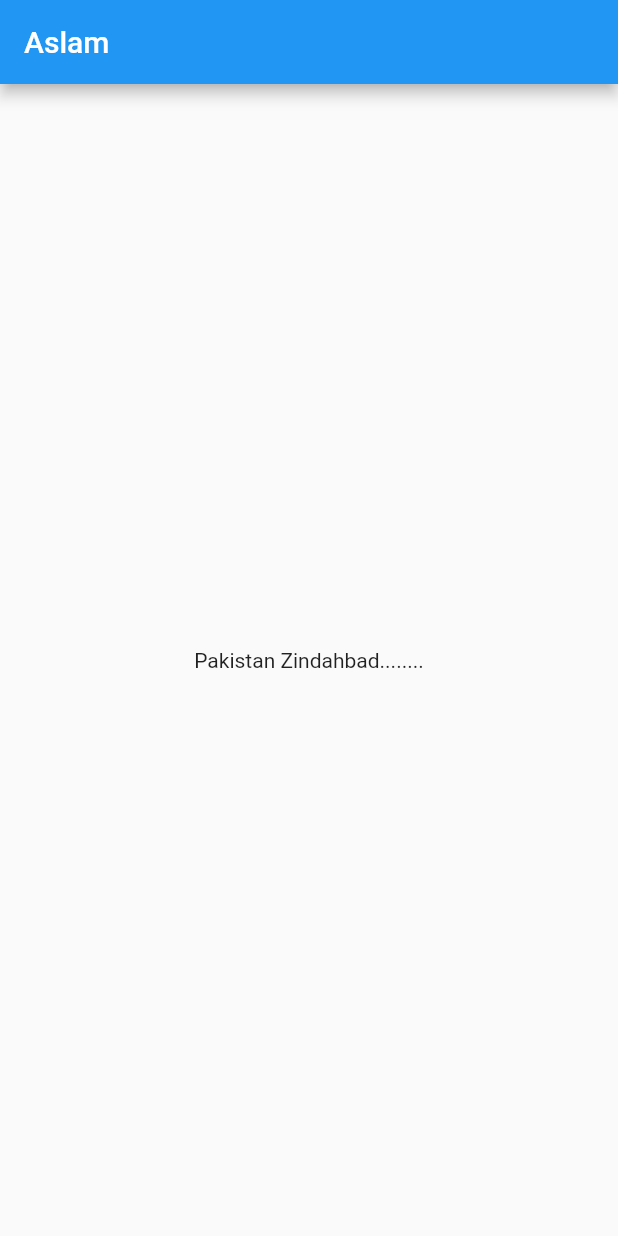
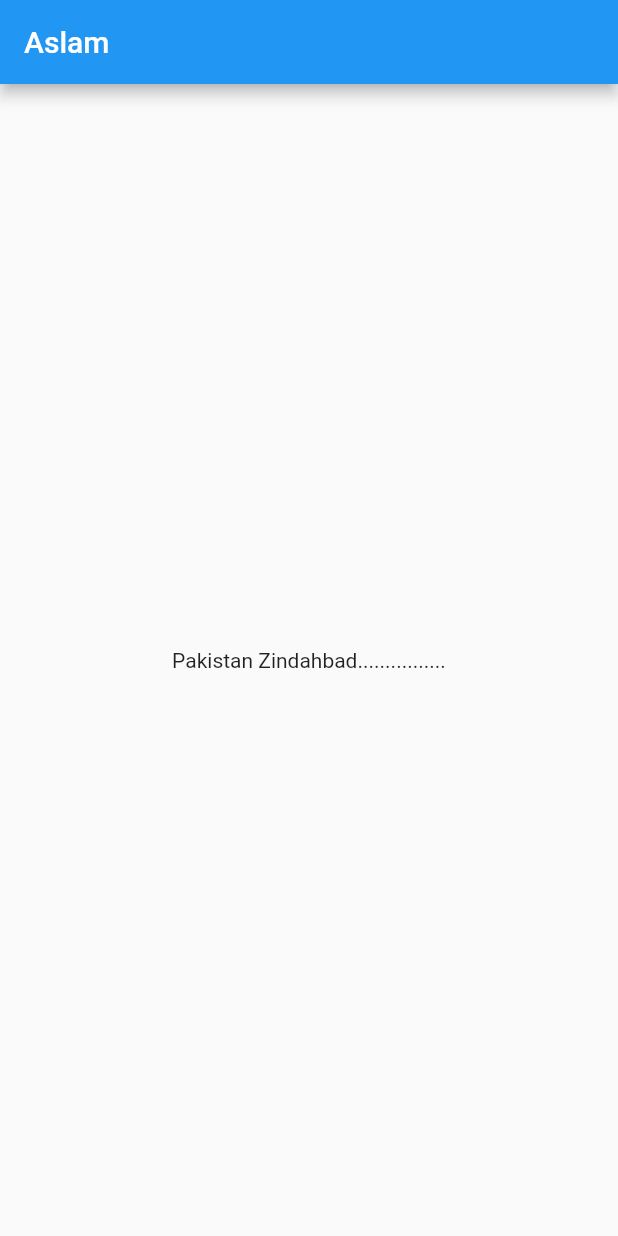
Before and after one commit to AxlamJ/gittest1, a Flutter app: the screen it shows after launch, on a phone screen of 412 x 824 dp. Run offline on Flutter 3.47's test engine with Material 2 defaults, Android fonts, the phone set to English and light mode, and no system bars.

Commit message:
...........................

```diff
--- a/lib/main.dart
+++ b/lib/main.dart
@@ -15,7 +15,7 @@ class MyApp extends StatelessWidget {
 
       ),
       body: Center(
-        child: Text("Pakistan Zindahbad........"),
+        child: Text("Pakistan Zindahbad................"),
         ),
       ),
 
```
